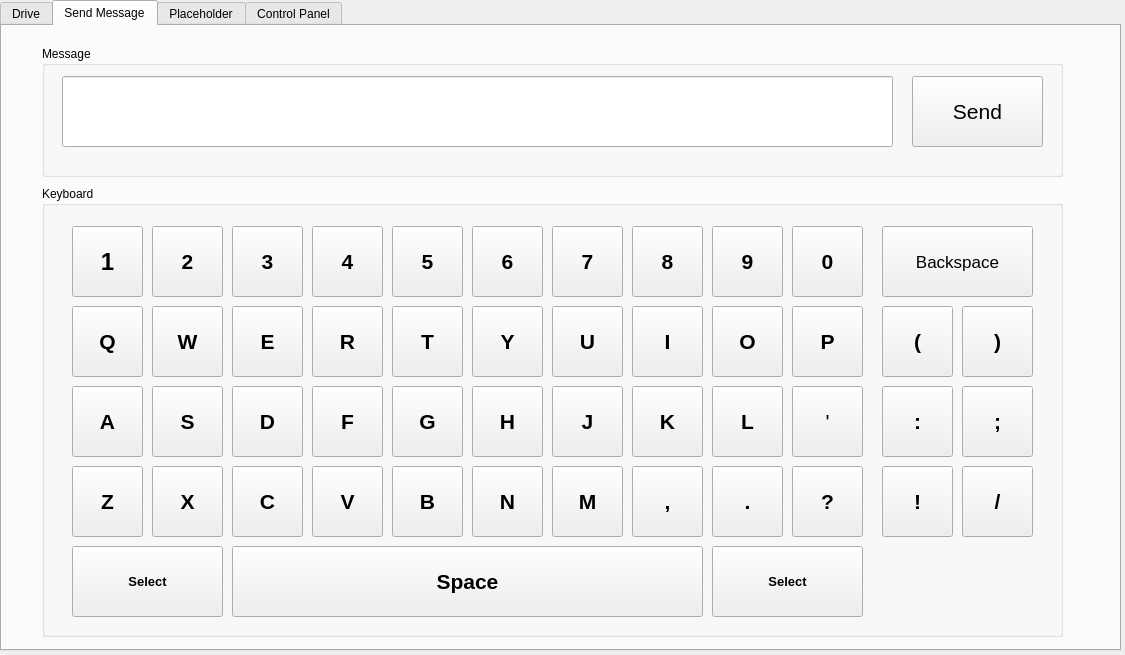
Qt form Stuff/demoGUI.ui (tLiMiT/Capstone) before a commit.
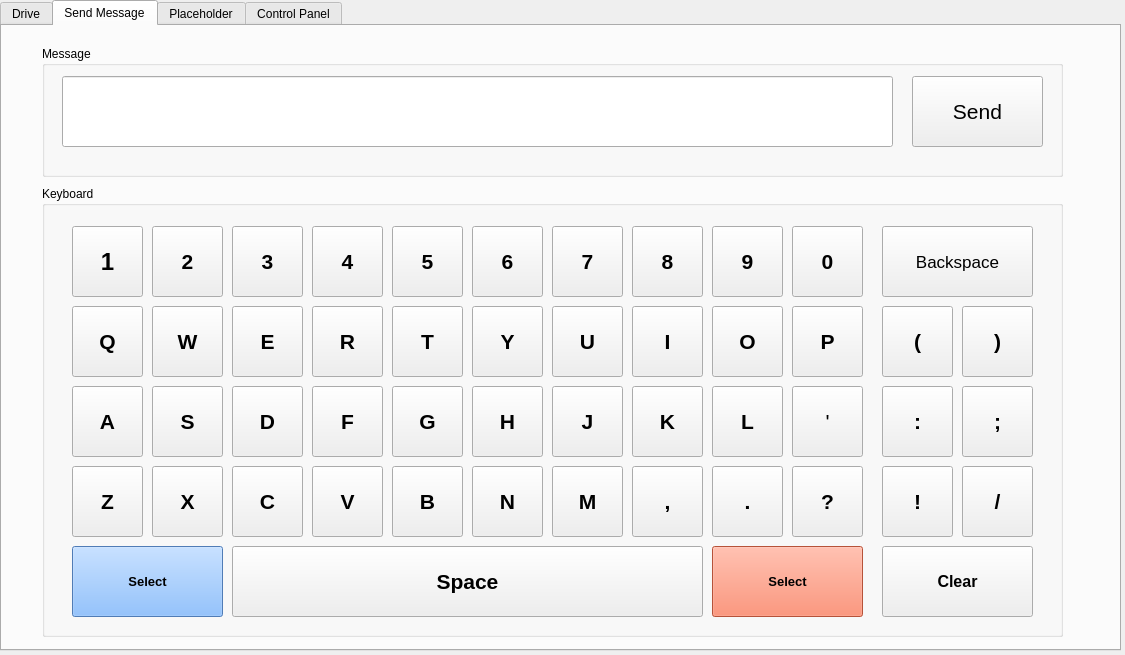
The same form after that commit. The open tabs and pages were chosen to show the change. Icons and pictures are not drawn.

Patch:
```diff
--- a/Stuff/demoGUI.ui
+++ b/Stuff/demoGUI.ui
@@ -1256,6 +1256,9 @@
         <bold>true</bold>
        </font>
       </property>
+      <property name="styleSheet">
+       <string notr="true">background-color: rgb(112, 174, 255);</string>
+      </property>
       <property name="text">
        <string>Select</string>
       </property>
@@ -1276,10 +1279,33 @@
         <bold>true</bold>
        </font>
       </property>
+      <property name="styleSheet">
+       <string notr="true">background-color: rgb(255, 115, 80);</string>
+      </property>
       <property name="text">
        <string>Select</string>
       </property>
      </widget>
+     <widget class="QPushButton" name="messageClearButton">
+      <property name="geometry">
+       <rect>
+        <x>840</x>
+        <y>360</y>
+        <width>151</width>
+        <height>71</height>
+       </rect>
+      </property>
+      <property name="font">
+       <font>
+        <pointsize>12</pointsize>
+        <weight>75</weight>
+        <bold>true</bold>
+       </font>
+      </property>
+      <property name="text">
+       <string>Clear</string>
+      </property>
+     </widget>
     </widget>
     <widget class="QGroupBox" name="groupBox_message">
      <property name="geometry">
```
Left out of the diff: 2 changed lines with no effect on the pictures.
